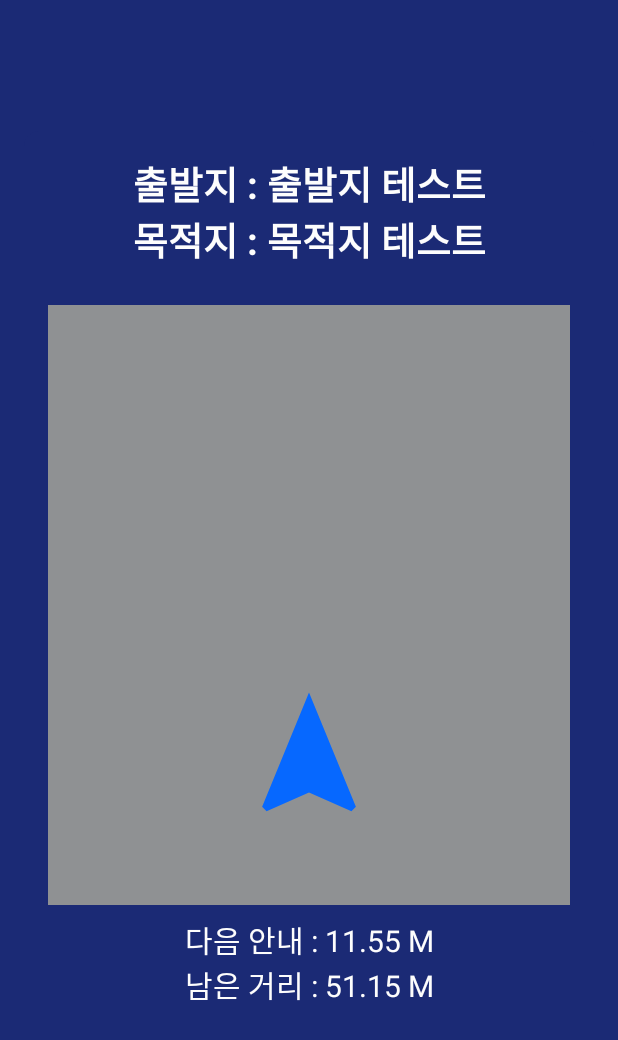
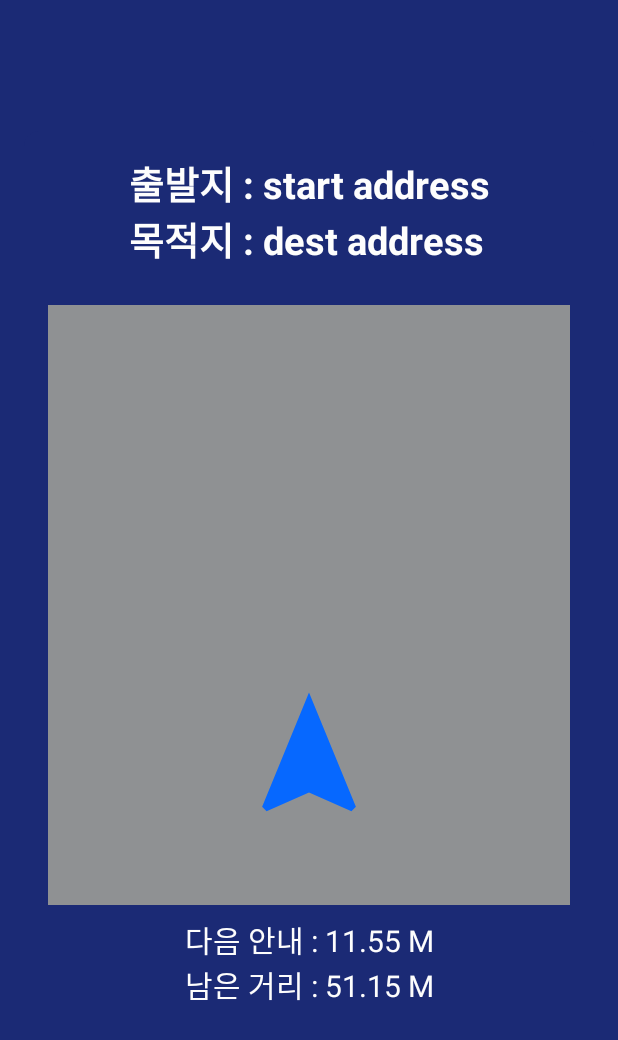
Before and after one commit to sts07142/IndoorNavUser, an Android app: the screen it shows after launch (NavigationActivity), after a tap on "출발하기", on a phone screen of 412 x 824 dp. Shown: the top 1040 px of the screen. Run offline under Robolectric (Android 15) with nearby library versions, the phone set to English and light mode, and no system bars.

Commit message:
intent 전달
1. main activity에서 intent 정보 넣기(샘플값 넣음)
2. navigation activity에서 intent 정보 받아옴

```diff
--- a/IndoorLocalization/app/src/main/java/com/example/indoorlocalization/MainActivity.java
+++ b/IndoorLocalization/app/src/main/java/com/example/indoorlocalization/MainActivity.java
@@ -15,15 +15,18 @@ public class MainActivity extends AppCompatActivity {
         super.onCreate(savedInstanceState);
         setContentView(R.layout.activity_main);
 
-        btn_start = (Button)findViewById(R.id.home_start_btn_tv);
-        btn_start.setOnClickListener(new View.OnClickListener() {
-            @Override
-            public void onClick(View v) {
-                Intent intent = new Intent(getApplicationContext(), NavigationActivity.class);
-                startActivity(intent);
+        btn_start = findViewById(R.id.home_start_btn_tv);
+        btn_start.setOnClickListener(v -> {
+            /* intent 정보 보내기 */
+            Intent intent = new Intent(getApplicationContext(), NavigationActivity.class);
+            Bundle toNavigation = new Bundle();
+            toNavigation.putString("start", "start address"); // 출발지 위치 - 현재 위치 바꾸기
+            toNavigation.putString("dest", "dest address"); // 목적지 위치 - 선택한 위치 바꾸기
 
-                finish();
-            }
+            intent.putExtras(toNavigation);
+            startActivity(intent);
+
+            finish();
         });
     }
 }
--- a/IndoorLocalization/app/src/main/java/com/example/indoorlocalization/NavigationActivity.java
+++ b/IndoorLocalization/app/src/main/java/com/example/indoorlocalization/NavigationActivity.java
@@ -1,5 +1,6 @@
 package com.example.indoorlocalization;
 
+import android.content.Intent;
 import android.hardware.Sensor;
 import android.hardware.SensorEvent;
 import android.hardware.SensorEventListener;
@@ -41,14 +42,18 @@ public class NavigationActivity extends AppCompatActivity {
         super.onCreate(savedInstanceState);
         setContentView(R.layout.activity_navigation);
 
+        Intent intent = getIntent();
+        Bundle fromMain = intent.getExtras();
         /* find View */
         remained_distance = findViewById(R.id.remained_distance);
         address_point = findViewById(R.id.navigation_textview_destination);
         direction = findViewById(R.id.direction);
         /* variables */
         int dist = 0;
-        // intent에서 받아오기
-        String start_point = "출발지 테스트", dest_point = "목적지 테스트";
+        /* intent에서 받아오기(출발위치, 목적위치) */
+        String start_point = "", dest_point = "";
+        start_point = fromMain.getString("start");
+        dest_point = fromMain.getString("dest");
 
         String sentence_dist = "남은 거리 : " + dist;
         remained_distance.setText(sentence_dist);
@@ -398,7 +403,7 @@ public class NavigationActivity extends AppCompatActivity {
 
     class SensorListener implements SensorEventListener {
         //각 센터 측정된 값 담을 배열
-        float [] accVlaue = new float[3];
+        float [] accVlaue = new float[3]; // Value 오타
         float [] magVlaue = new float[3];
 
         boolean isGetAcc = false;
```
